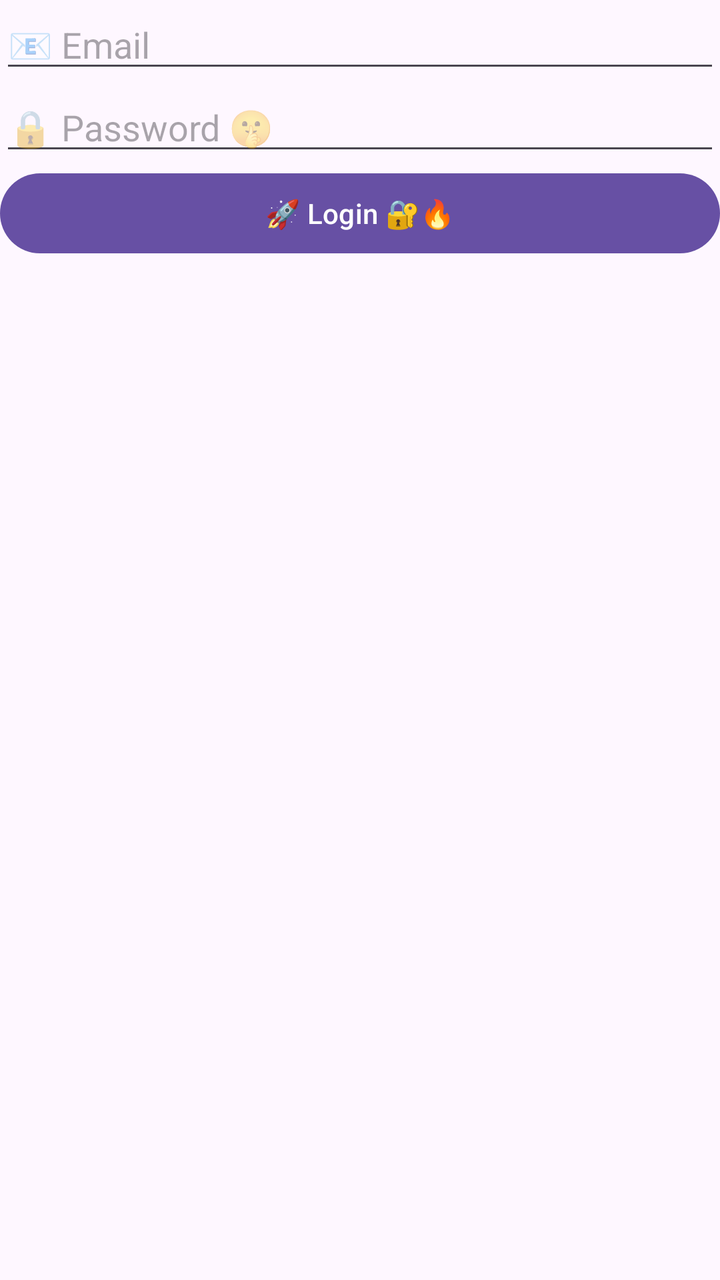
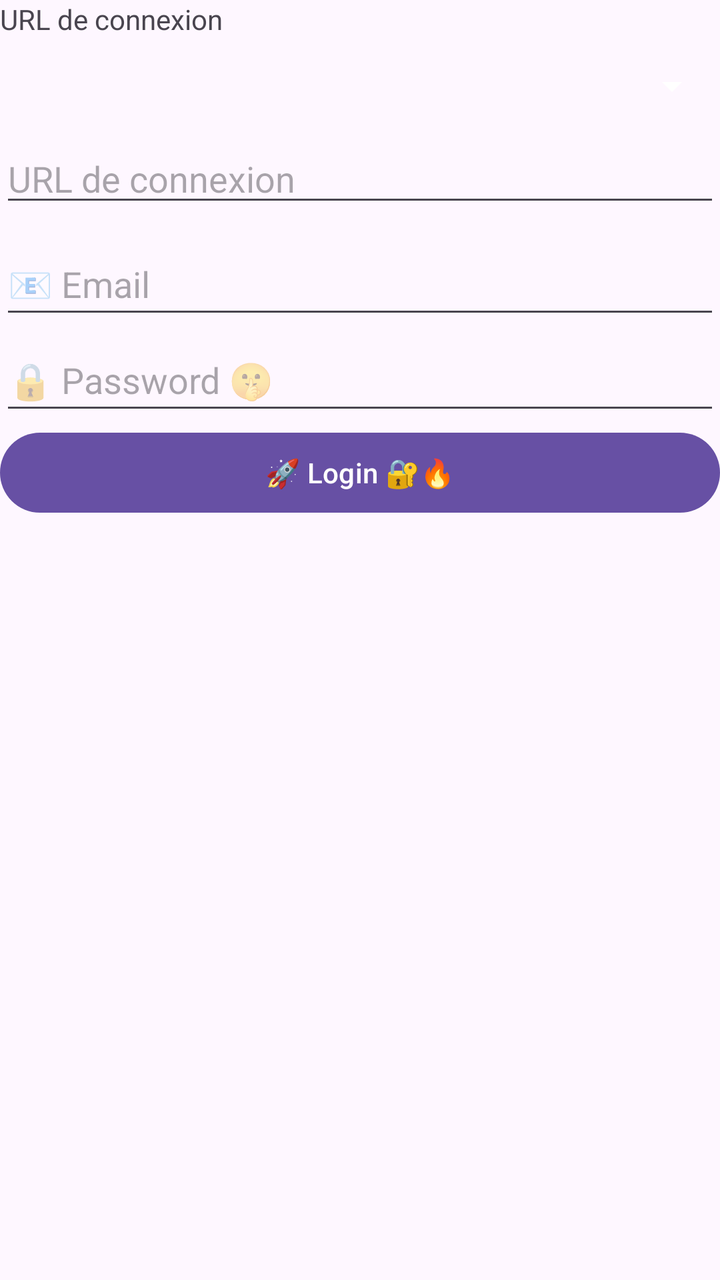

Compare the two renders of this Android layout. The source of the first and the diff that turns it into the second are given below.
<!-- AndroidManifest.xml: application theme Theme.ApplicationRFTG -->
<!-- res/layout/activity_login.xml -->
<?xml version="1.0" encoding="utf-8"?>
<RelativeLayout xmlns:android="http://schemas.android.com/apk/res/android"
    android:layout_width="match_parent"
    android:layout_height="match_parent">

    
    <EditText
        android:id="@+id/emailInput"
        android:layout_width="match_parent"
        android:layout_height="wrap_content"
        android:hint="📧 Email"
        android:inputType="textEmailAddress" />

    
    <EditText
        android:id="@+id/passwordInput"
        android:layout_width="match_parent"
        android:layout_height="wrap_content"
        android:layout_below="@id/emailInput"
        android:hint="🔒 Password 🤫"
        android:inputType="textPassword" />

    
    <Button
        android:id="@+id/loginButton"
        android:layout_width="match_parent"
        android:layout_height="wrap_content"
        android:layout_below="@id/passwordInput"
        android:text="🚀 Login 🔐🔥" />

    
    <TextView
        android:id="@+id/errorText"
        android:layout_width="match_parent"
        android:layout_height="wrap_content"
        android:layout_below="@id/loginButton"
        android:textColor="#ff0000"
        android:visibility="gone"
        android:text="❌ Incorrect email or password! 😱 Try again!" />
</RelativeLayout>
<!-- resources referenced by this layout -->
<resources>
  <style name="Theme.ApplicationRFTG" parent="Base.Theme.ApplicationRFTG" />
  <style name="Base.Theme.ApplicationRFTG" parent="Theme.Material3.DayNight.NoActionBar">
          
          
      </style>
</resources>

<!-- the commit's change to res/layout/activity_login.xml (unified diff, before → after) -->
@@ -1,7 +1,46 @@
 <?xml version="1.0" encoding="utf-8"?>
-<RelativeLayout xmlns:android="http://schemas.android.com/apk/res/android"
+<LinearLayout xmlns:android="http://schemas.android.com/apk/res/android"
+    xmlns:app="http://schemas.android.com/apk/res-auto"
+    xmlns:tools="http://schemas.android.com/tools"
     android:layout_width="match_parent"
-    android:layout_height="match_parent">
+    android:layout_height="match_parent"
+    android:orientation="vertical"
+    tools:context=".MainActivity"> 
+
+    <TextView
+        android:id="@+id/URLConnexionText"
+        android:layout_width="wrap_content"
+        android:layout_height="wrap_content"
+        android:backgroundTint="#FFFFFF"
+        android:text="URL de connexion"
+        app:layout_constraintTop_toTopOf="parent"
+        app:layout_constraintStart_toStartOf="parent"/>
+
+    <Spinner
+        android:id="@+id/spinnerURLs"
+        app:layout_constraintStart_toStartOf="parent"
+        app:layout_constraintTop_toBottomOf="@id/URLConnexionText"
+        tools:layout_editor_absoluteY="146dp"
+        android:layout_width="match_parent"
+        android:layout_height="wrap_content"
+        android:backgroundTint="#FFFFFF"
+        android:minHeight="48dp" />
+
+    <EditText
+        android:id="@+id/URLText"
+        android:layout_width="match_parent"
+        android:layout_height="wrap_content"
+        android:layout_marginBottom="8dp"
+        android:hint="URL de connexion"
+        app:layout_constraintTop_toBottomOf="@id/spinnerURLs" />
+
+    <ImageView
+        android:id="@+id/imageLogin"
+        android:layout_width="wrap_content"
+        android:layout_height="wrap_content"
+        app:layout_constraintTop_toBottomOf="@id/URLText"
+        app:layout_constraintStart_toStartOf="parent"/>
+
 
     
     <EditText
@@ -9,32 +48,34 @@
         android:layout_width="match_parent"
         android:layout_height="wrap_content"
         android:hint="📧 Email"
-        android:inputType="textEmailAddress" />
+        android:inputType="textEmailAddress"
+        android:minHeight="48dp" />
 
     
     <EditText
         android:id="@+id/passwordInput"
         android:layout_width="match_parent"
         android:layout_height="wrap_content"
-        android:layout_below="@id/emailInput"
         android:hint="🔒 Password 🤫"
-        android:inputType="textPassword" />
+        android:inputType="textPassword"
+        android:minHeight="48dp" />
 
     
     <Button
         android:id="@+id/loginButton"
         android:layout_width="match_parent"
         android:layout_height="wrap_content"
-        android:layout_below="@id/passwordInput"
         android:text="🚀 Login 🔐🔥" />
 
-    
     <TextView
         android:id="@+id/errorText"
         android:layout_width="match_parent"
         android:layout_height="wrap_content"
-        android:layout_below="@id/loginButton"
-        android:textColor="#ff0000"
-        android:visibility="gone"
-        android:text="❌ Incorrect email or password! 😱 Try again!" />
-</RelativeLayout>
+        android:textColor="#FF0000"
+        android:text=""
+        android:visibility="gone" />
+
+
+
+
+</LinearLayout>
